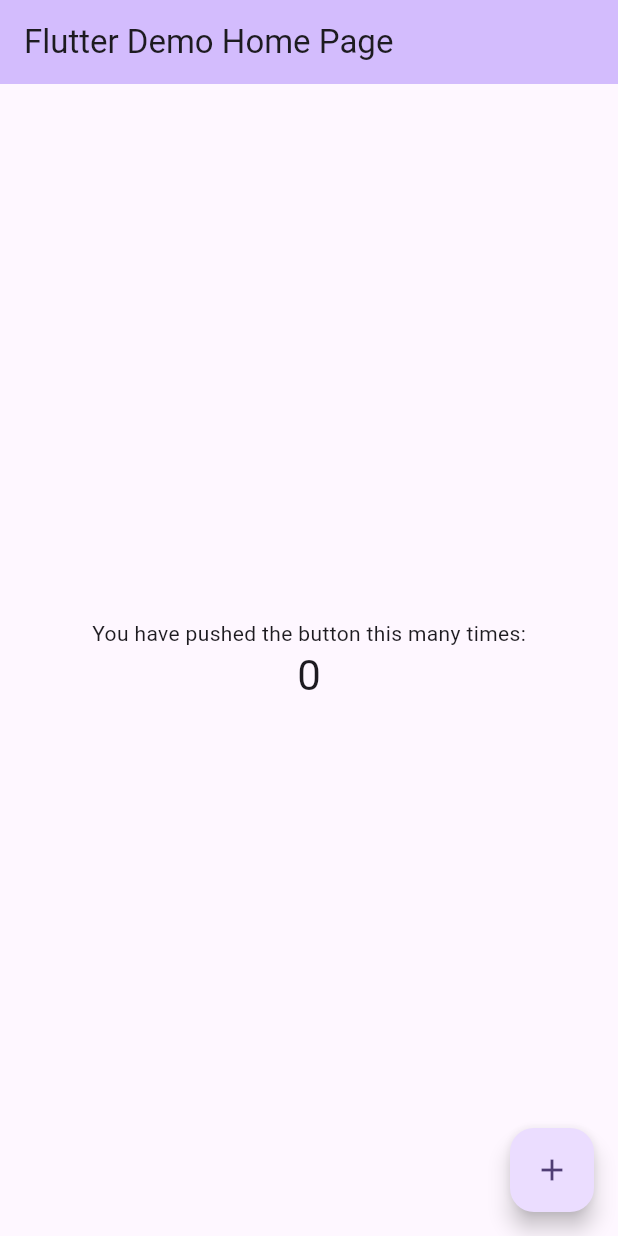
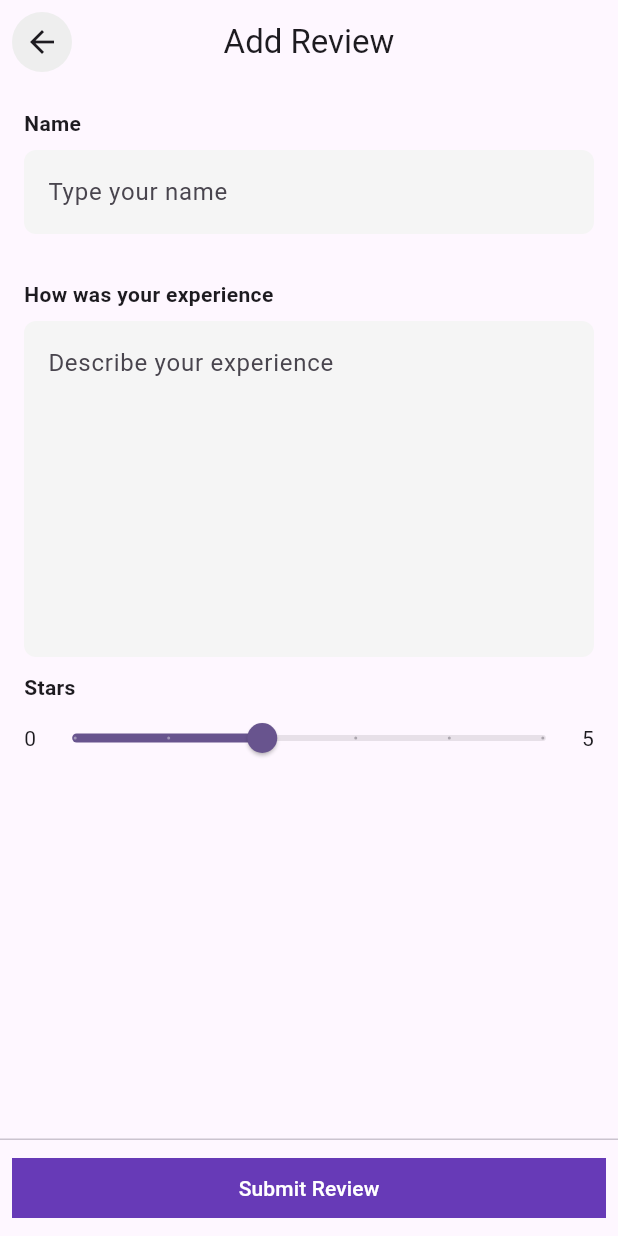
Before and after one commit to ERROR-PC/mindset_final, a Flutter app: the screen it shows after launch, on a phone screen of 412 x 824 dp. Run offline on Flutter 3.47's test engine with Material 3 defaults, Android fonts, the light colour scheme and no system bars.

Commit message:
Added new review page design

```diff
--- a/lib/main.dart
+++ b/lib/main.dart
@@ -1,4 +1,5 @@
 import 'package:flutter/material.dart';
+import 'package:mindset_final/pages/new_review.dart';
 
 void main() {
   runApp(const MyApp());
@@ -7,119 +8,15 @@
 class MyApp extends StatelessWidget {
   const MyApp({super.key});
 
-  // This widget is the root of your application.
   @override
   Widget build(BuildContext context) {
     return MaterialApp(
-      title: 'Flutter Demo',
+      title: 'Clothes Store',
       theme: ThemeData(
-        // This is the theme of your application.
-        //
-        // TRY THIS: Try running your application with "flutter run". You'll see
-        // the application has a purple toolbar. Then, without quitting the app,
-        // try changing the seedColor in the colorScheme below to Colors.green
-        // and then invoke "hot reload" (save your changes or press the "hot
-        // reload" button in a Flutter-supported IDE, or press "r" if you used
-        // the command line to start the app).
-        //
-        // Notice that the counter didn't reset back to zero; the application
-        // state is not lost during the reload. To reset the state, use hot
-        // restart instead.
-        //
-        // This works for code too, not just values: Most code changes can be
-        // tested with just a hot reload.
         colorScheme: ColorScheme.fromSeed(seedColor: Colors.deepPurple),
         useMaterial3: true,
       ),
-      home: const MyHomePage(title: 'Flutter Demo Home Page'),
+      home: const NewReviewPage(),
     );
   }
 }
-
-class MyHomePage extends StatefulWidget {
-  const MyHomePage({super.key, required this.title});
-
-  // This widget is the home page of your application. It is stateful, meaning
-  // that it has a State object (defined below) that contains fields that affect
-  // how it looks.
-
-  // This class is the configuration for the state. It holds the values (in this
-  // case the title) provided by the parent (in this case the App widget) and
-  // used by the build method of the State. Fields in a Widget subclass are
-  // always marked "final".
-
-  final String title;
-
-  @override
-  State<MyHomePage> createState() => _MyHomePageState();
-}
-
-class _MyHomePageState extends State<MyHomePage> {
-  int _counter = 0;
-
-  void _incrementCounter() {
-    setState(() {
-      // This call to setState tells the Flutter framework that something has
-      // changed in this State, which causes it to rerun the build method below
-      // so that the display can reflect the updated values. If we changed
-      // _counter without calling setState(), then the build method would not be
-      // called again, and so nothing would appear to happen.
-      _counter++;
-    });
-  }
-
-  @override
-  Widget build(BuildContext context) {
-    // This method is rerun every time setState is called, for instance as done
-    // by the _incrementCounter method above.
-    //
-    // The Flutter framework has been optimized to make rerunning build methods
-    // fast, so that you can just rebuild anything that needs updating rather
-    // than having to individually change instances of widgets.
-    return Scaffold(
-      appBar: AppBar(
-        // TRY THIS: Try changing the color here to a specific color (to
-        // Colors.amber, perhaps?) and trigger a hot reload to see the AppBar
-        // change color while the other colors stay the same.
-        backgroundColor: Theme.of(context).colorScheme.inversePrimary,
-        // Here we take the value from the MyHomePage object that was created by
-        // the App.build method, and use it to set our appbar title.
-        title: Text(widget.title),
-      ),
-      body: Center(
-        // Center is a layout widget. It takes a single child and positions it
-        // in the middle of the parent.
-        child: Column(
-          // Column is also a layout widget. It takes a list of children and
-          // arranges them vertically. By default, it sizes itself to fit its
-          // children horizontally, and tries to be as tall as its parent.
-          //
-          // Column has various properties to control how it sizes itself and
-          // how it positions its children. Here we use mainAxisAlignment to
-          // center the children vertically; the main axis here is the vertical
-          // axis because Columns are vertical (the cross axis would be
-          // horizontal).
-          //
-          // TRY THIS: Invoke "debug painting" (choose the "Toggle Debug Paint"
-          // action in the IDE, or press "p" in the console), to see the
-          // wireframe for each widget.
-          mainAxisAlignment: MainAxisAlignment.center,
-          children: <Widget>[
-            const Text(
-              'You have pushed the button this many times:',
-            ),
-            Text(
-              '$_counter',
-              style: Theme.of(context).textTheme.headlineMedium,
-            ),
-          ],
-        ),
-      ),
-      floatingActionButton: FloatingActionButton(
-        onPressed: _incrementCounter,
-        tooltip: 'Increment',
-        child: const Icon(Icons.add),
-      ), // This trailing comma makes auto-formatting nicer for build methods.
-    );
-  }
-}
--- /dev/null
+++ b/lib/pages/new_review.dart
@@ -0,0 +1,63 @@
+import 'package:flutter/material.dart';
+import 'package:mindset_final/reuseable/my_app_bar.dart';
+import 'package:mindset_final/reuseable/grey_text_input.dart';
+import 'package:mindset_final/reuseable/my_input_label.dart';
+import 'package:mindset_final/reuseable/my_slider.dart';
+
+class NewReviewPage extends StatelessWidget {
+  const NewReviewPage({super.key});
+
+  @override
+  Widget build(BuildContext context) {
+    return Scaffold(
+      persistentFooterButtons: [
+        SizedBox(
+          width: double.infinity,
+          child: ElevatedButton(
+            child: const Text('Submit Review',
+                style: TextStyle(color: Colors.white)),
+            style: ElevatedButton.styleFrom(
+              backgroundColor: Colors.deepPurple,
+              elevation: 0,
+              shape: const RoundedRectangleBorder(
+                borderRadius: BorderRadius.zero,
+              ),
+            ),
+            onPressed: () {},
+          ),
+        ),
+      ],
+      appBar: myAppBar(context, 'New Review'),
+      body: const Padding(
+        padding: EdgeInsets.all(16),
+        child: Form(
+          child: SingleChildScrollView(
+            child: Column(
+              crossAxisAlignment: CrossAxisAlignment.start,
+              children: [
+                GreyTextFormField(
+                  labelText: 'Name',
+                  hintText: 'Type your name',
+                  maxLines: 1,
+                ),
+                SizedBox(height: 30),
+                GreyTextFormField(
+                  labelText: 'How was your experience',
+                  hintText: 'Describe your experience',
+                  maxLines: 8,
+                ),
+                SizedBox(height: 10),
+                MyInputLabel(labelText: 'Stars'),
+                MySlider(
+                  min: 0,
+                  max: 5,
+                  divisions: 5,
+                ),
+              ],
+            ),
+          ),
+        ),
+      ),
+    );
+  }
+}
--- /dev/null
+++ b/lib/reuseable/grey_text_input.dart
@@ -0,0 +1,41 @@
+import 'package:flutter/material.dart';
+import 'package:mindset_final/reuseable/my_input_label.dart';
+
+class GreyTextFormField extends StatelessWidget {
+  static final Color inputColor = Colors.grey.shade100;
+  static const Widget _smallSpace = SizedBox(height: 8);
+
+  final String labelText;
+  final String hintText;
+  final int maxLines;
+
+  const GreyTextFormField({
+    super.key,
+    required this.labelText,
+    required this.hintText,
+    required this.maxLines,
+  });
+
+  @override
+  Widget build(BuildContext context) {
+    return Column(
+      crossAxisAlignment: CrossAxisAlignment.start,
+      children: [
+        MyInputLabel(labelText: labelText),
+        _smallSpace,
+        TextFormField(
+          maxLines: maxLines,
+          decoration: InputDecoration(
+            hintText: hintText,
+            border: OutlineInputBorder(
+              borderSide: BorderSide.none,
+              borderRadius: BorderRadius.circular(8),
+            ),
+            fillColor: inputColor,
+            filled: true,
+          ),
+        ),
+      ],
+    );
+  }
+}
--- /dev/null
+++ b/lib/reuseable/my_app_bar.dart
@@ -0,0 +1,22 @@
+import 'package:flutter/material.dart';
+
+AppBar myAppBar(
+  BuildContext context, [
+  String title = '',
+  Color? backColor,
+]) {
+  backColor ??= Colors.grey.shade200;
+
+  return AppBar(
+    centerTitle: true,
+    title: const Text('Add Review'),
+    backgroundColor: Colors.transparent,
+    leading: IconButton(
+      icon: const Icon(Icons.arrow_back),
+      onPressed: () => Navigator.of(context).pop(),
+      style: ButtonStyle(
+        backgroundColor: WidgetStateProperty.all(backColor),
+      ),
+    ),
+  );
+}
--- /dev/null
+++ b/lib/reuseable/my_input_label.dart
@@ -0,0 +1,15 @@
+import 'package:flutter/material.dart';
+
+class MyInputLabel extends StatelessWidget {
+  const MyInputLabel({
+    super.key,
+    required this.labelText,
+  });
+
+  final String labelText;
+
+  @override
+  Widget build(BuildContext context) {
+    return Text(labelText, style: const TextStyle(fontWeight: FontWeight.bold));
+  }
+}
--- /dev/null
+++ b/lib/reuseable/my_slider.dart
@@ -0,0 +1,46 @@
+import 'package:flutter/material.dart';
+
+class MySlider extends StatefulWidget {
+  final double min;
+  final double max;
+  final int divisions;
+
+  const MySlider({
+    super.key,
+    required this.min,
+    required this.max,
+    required this.divisions,
+  });
+
+  @override
+  State<MySlider> createState() => _MySliderState();
+}
+
+class _MySliderState extends State<MySlider> {
+  double _sliderValue = 2;
+
+  @override
+  Widget build(BuildContext context) {
+    String roundedValueStr = _sliderValue.round().toString();
+    return Row(
+      children: [
+        Text(widget.min.round().toString()),
+        Expanded(
+          child: Slider(
+            value: _sliderValue,
+            label: roundedValueStr,
+            min: widget.min,
+            max: widget.max,
+            divisions: widget.divisions,
+            onChanged: (newValue) {
+              setState(() {
+                _sliderValue = newValue;
+              });
+            },
+          ),
+        ),
+        Text(widget.max.round().toString()),
+      ],
+    );
+  }
+}
```
